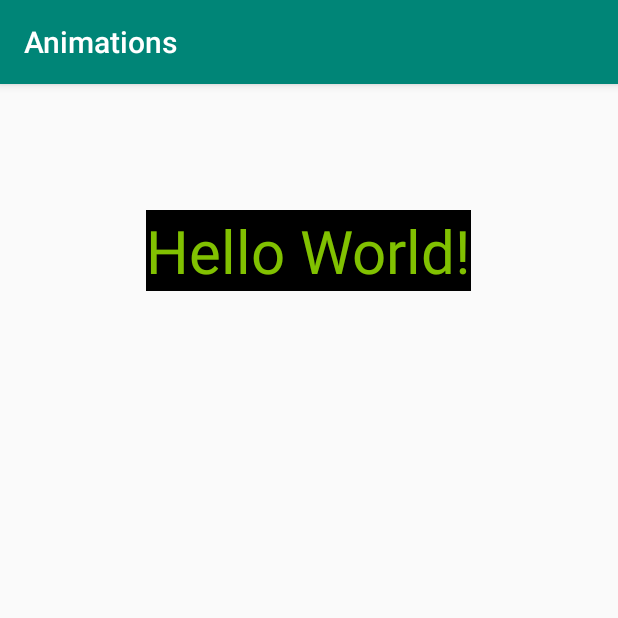
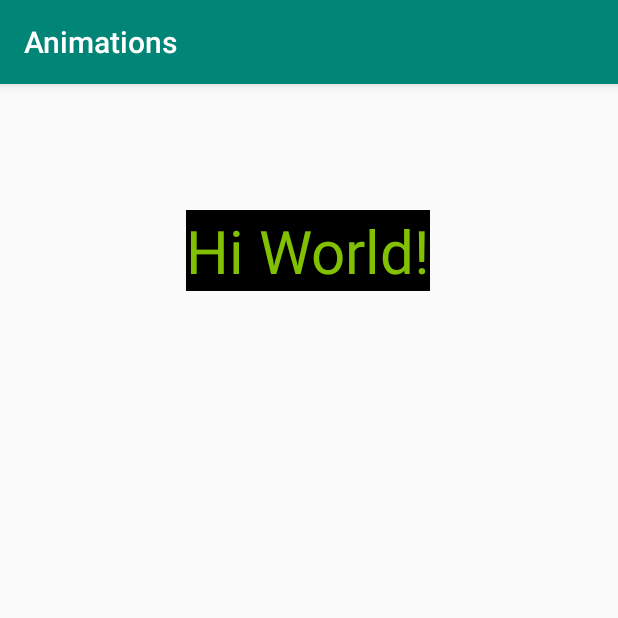
Before and after one commit to mak109/Animations, an Android app: the screen it shows after launch (MainActivity), after a tap on "Hello World!", on a phone screen of 412 x 824 dp, the top half of it. Run offline under Robolectric (Android 15) with nearby library versions, the phone set to English and light mode, and no system bars.

Commit message:
MainActivity final commit

```diff
--- a/app/src/main/java/com/example/mayukh/animations/MainActivity.java
+++ b/app/src/main/java/com/example/mayukh/animations/MainActivity.java
@@ -7,18 +7,26 @@ import android.view.View;
 import android.widget.TextView;
 
 public class MainActivity extends AppCompatActivity {
-    private TextView txtHelloWorld;
+    private TextView txtHelloWorld,txtHiWorld,txt;
     @Override
     protected void onCreate(Bundle savedInstanceState) {
         super.onCreate(savedInstanceState);
         setContentView(R.layout.activity_main);
         txtHelloWorld = findViewById(R.id.txtHelloWorld);
+        txtHiWorld = findViewById(R.id.txtHiWorld);
         txtHelloWorld.setOnClickListener(new View.OnClickListener(){
             @Override
             public void onClick(View v) {
-                Log.i("TAG","Hey Hello Guys");
+                //Log.i("TAG","Hey Hello Guys");
+                txtHelloWorld.animate().alpha(0.0f).setDuration(2000);
+                txtHiWorld.animate().alpha(1.0f).setDuration(2000);
+                txt = txtHelloWorld;
+                txtHelloWorld = txtHiWorld;
+                txtHiWorld = txt;
             }
+
         });
+
 
     }
 }
--- a/app/src/main/res/layout/activity_main.xml
+++ b/app/src/main/res/layout/activity_main.xml
@@ -21,4 +21,20 @@
         app:layout_constraintTop_toTopOf="parent"
         app:layout_constraintVertical_bias="0.118" />
 
+    <TextView
+        android:id="@+id/txtHiWorld"
+        android:layout_width="wrap_content"
+        android:layout_height="wrap_content"
+        android:alpha="0"
+        android:background="#000"
+        android:text="Hi World!"
+        android:textColor="#c3a9fd01"
+        android:textSize="40sp"
+        app:layout_constraintBottom_toBottomOf="parent"
+        app:layout_constraintHorizontal_bias="0.498"
+        app:layout_constraintLeft_toLeftOf="parent"
+        app:layout_constraintRight_toRightOf="parent"
+        app:layout_constraintTop_toTopOf="parent"
+        app:layout_constraintVertical_bias="0.118" />
+
 </android.support.constraint.ConstraintLayout>
```
